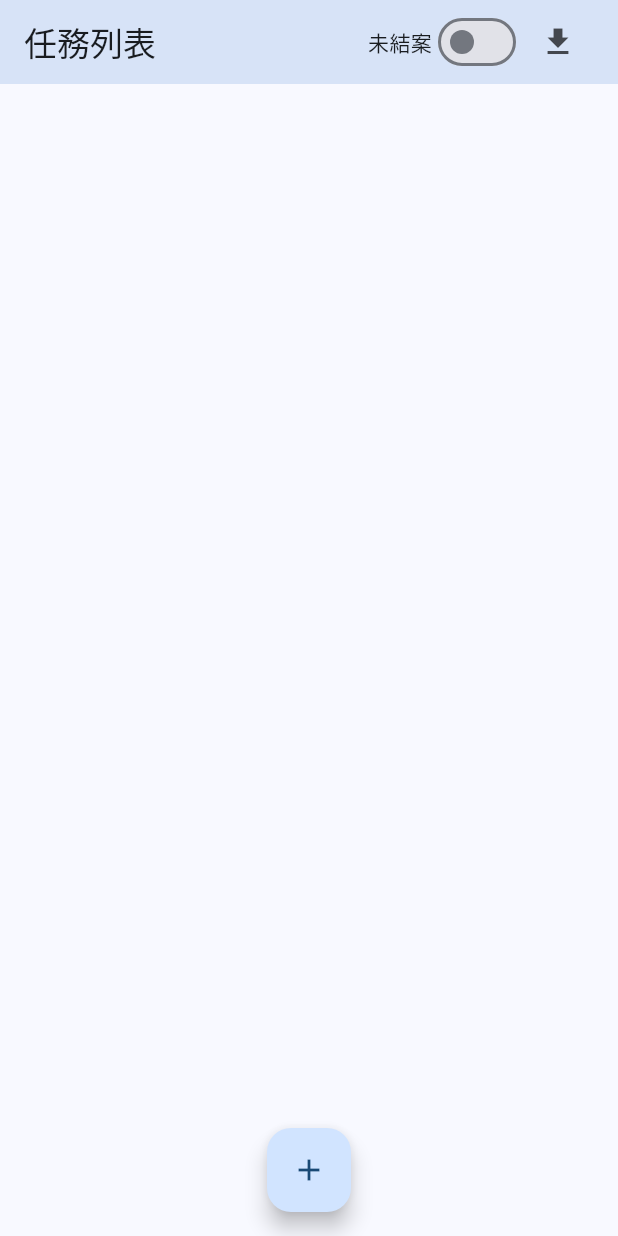
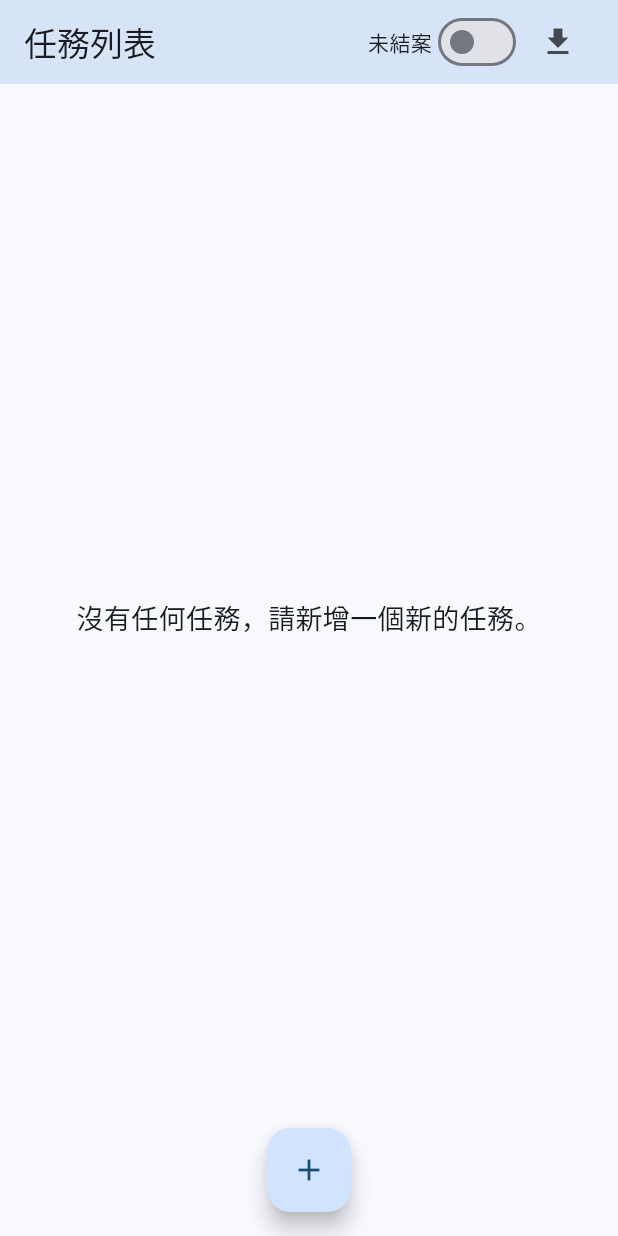
Before and after one commit to jasondoong/timetrail, a Flutter app: the screen it shows after launch, on a phone screen of 412 x 824 dp. Run offline on Flutter 3.47's test engine with Material 3 defaults, Android fonts, the light colour scheme and no system bars; our stand-ins replace file_picker, isar; missing offline and left inert: excel; accounts and stored records are empty; generated files the repository leaves out were written again.

Commit message:
improve homw screen UI

```diff
--- a/lib/screens/home/home_screen.dart
+++ b/lib/screens/home/home_screen.dart
@@ -1,4 +1,3 @@
-
 import 'package:flutter/material.dart';
 import 'package:timetrail/models/task.dart';
 import 'package:timetrail/screens/home/task_card.dart';
@@ -45,7 +44,10 @@ class _HomeScreenState extends State<HomeScreen> {
         title: const Text("任務列表"),
         backgroundColor: colorScheme.secondaryFixed,
         actions: [
-          Text(_showClosedTasks ? '已結案' : '未結案'),
+          Text(
+            _showClosedTasks ? '已結案' : '未結案',
+            style: TextStyle(fontWeight: FontWeight.w500),
+          ),
           Switch(
             value: _showClosedTasks,
             onChanged: (value) => setState(() => _showClosedTasks = value),
@@ -71,14 +73,18 @@ class _HomeScreenState extends State<HomeScreen> {
                     if (snapshot.hasData) {
                       final filteredTasks = snapshot.data!.where((task) =>
                           _showClosedTasks == task.closed).toList(); // Filter tasks
+                      if (filteredTasks.isEmpty) {
+                        return Center(
+                          child: StyledText(_showClosedTasks ? '沒有已結案任務': '沒有任何任務，請新增一個新的任務。')
+                        );
+                      }
                       return ListView.builder(
                         itemCount: filteredTasks.length,
-                        itemBuilder: (_, index) => TaskCard(filteredTasks[index]),
+                        itemBuilder: (_, index) => TaskCard(filteredTasks[index], isarService),
                       );
                     } else if (snapshot.hasError) {
                       return Text('Error: ${snapshot.error}');
                     }
-
                     // Display a loading indicator while waiting for data
                     return Center(
                       child: StyledText('Loading...')
```
Also changed, not shown: lib/screens/home/task_card.dart (+24 -22 lines).
